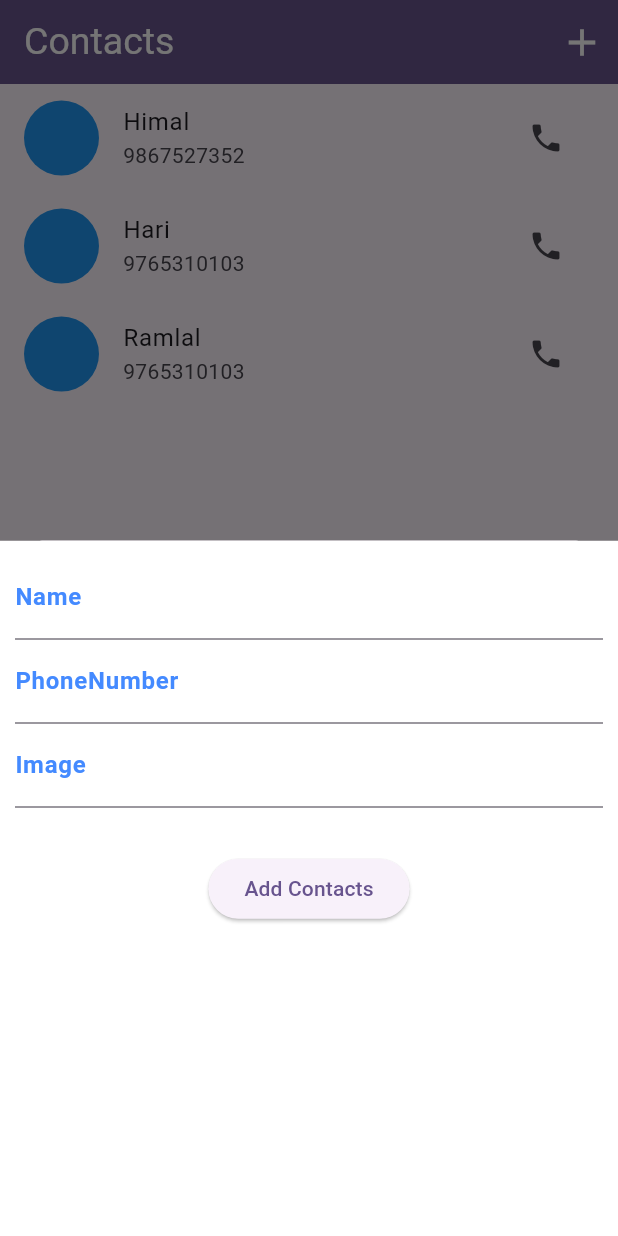
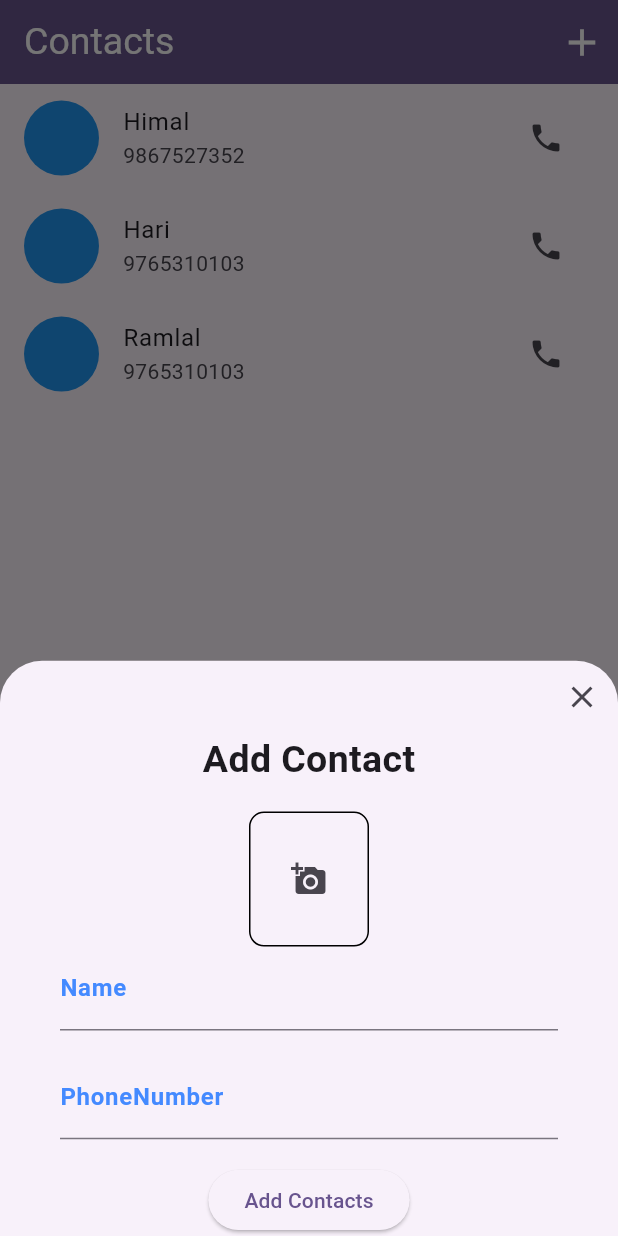
Before and after one commit to Himalf/contact_app, a Flutter app: the screen it shows after launch, after a tap on the "add" icon, on a phone screen of 412 x 824 dp. Run offline on Flutter 3.47's test engine with Material 3 defaults, Android fonts, the phone set to English and light mode, and no system bars; our stand-ins replace image_picker; network calls fail.

```diff
--- a/lib/pages/home_page.dart
+++ b/lib/pages/home_page.dart
@@ -1,6 +1,10 @@
+import 'dart:io';
+
 import 'package:contact/models/contact_model.dart';
 import 'package:contact/models/lat_lng_model.dart';
 import 'package:flutter/material.dart';
+import 'package:image_picker/image_picker.dart';
+import 'package:url_launcher/url_launcher.dart';
 
 class MyHomePage extends StatefulWidget {
   const MyHomePage({super.key});
@@ -10,6 +14,14 @@ class MyHomePage extends StatefulWidget {
 }
 
 class _MyHomePageState extends State<MyHomePage> {
+  Future<void> _makePhoneCall(String phoneNumber) async {
+    final Uri launchUri = Uri(
+      scheme: 'tel',
+      path: phoneNumber,
+    );
+    await launchUrl(launchUri);
+  }
+
   List<ContactModel> contacts = [
     ContactModel(
         name: "Himal",
@@ -30,9 +42,13 @@ class _MyHomePageState extends State<MyHomePage> {
             "https://images.pexels.com/photos/2848028/pexels-photo-2848028.jpeg?auto=compress&cs=tinysrgb&w=1260&h=750&dpr=1",
         position: LatLngModel(latitude: 27.6866, longitude: 27.6866)),
   ];
+  final ImagePicker picker = ImagePicker();
+  File? image;
   @override
   Widget build(BuildContext context) {
     double deviceHeight = MediaQuery.of(context).size.height;
+    double devicewidth = MediaQuery.of(context).size.width;
+
     return Scaffold(
       appBar: AppBar(
         toolbarOpacity: 1,
@@ -49,17 +65,69 @@ class _MyHomePageState extends State<MyHomePage> {
           IconButton(
               onPressed: () {
                 showModalBottomSheet(
+                    isScrollControlled: true,
                     // isDismissible: true,
                     context: context,
-                    builder: (_) => BottomSheet(
-                        onClosing: () {},
-                        builder: (_) => Container(
-                              height: deviceHeight,
-                              color: const Color.fromRGBO(255, 255, 255, 1),
-                              child: Container(
-                                margin: const EdgeInsets.all(10),
+                    builder: (_) =>
+                        StatefulBuilder(builder: (context, setState) {
+                          return Padding(
+                            padding: EdgeInsets.only(
+                                bottom:
+                                    MediaQuery.of(context).viewInsets.bottom),
+                            child: SingleChildScrollView(
                               child: Column(
-                                  mainAxisAlignment: MainAxisAlignment.start,
+                                // mainAxisSize: MainAxisSize.min,
+                                children: [
+                                  Row(
+                                    mainAxisAlignment: MainAxisAlignment.end,
+                                    crossAxisAlignment:
+                                        CrossAxisAlignment.center,
+                                    children: [
+                                      IconButton(
+                                          onPressed: () {},
+                                          icon: Icon(Icons.close))
+                                    ],
+                                  ),
+                                  Text(
+                                    "Add Contact",
+                                    style: TextStyle(
+                                        fontSize: 25,
+                                        fontWeight: FontWeight.bold),
+                                  ),
+                                  SizedBox(
+                                    height: deviceHeight * 0.02,
+                                  ),
+                                  Container(
+                                    height: 90,
+                                    width: 80,
+                                    decoration: BoxDecoration(
+                                        borderRadius: BorderRadius.circular(10),
+                                        border:
+                                            Border.all(color: Colors.black)),
+                                    child: image == null
+                                        ? IconButton(
+                                            onPressed: () async {
+                                              final XFile? pickedImage =
+                                                  await picker.pickImage(
+                                                      source:
+                                                          ImageSource.gallery);
+                                              print(pickedImage!.path);
+                                              setState(() {
+                                                image = File(pickedImage.path);
+                                              });
+                                            },
+                                            icon: Icon(Icons.add_a_photo))
+                                        : Image.file(
+                                            image!,
+                                            fit: BoxFit.cover,
+                                          ),
+                                  ),
+                                  Container(
+                                    padding: const EdgeInsets.symmetric(
+                                        horizontal: 40),
+                                    child: Column(
+                                      mainAxisAlignment:
+                                          MainAxisAlignment.start,
                                       // crossAxisAlignment: CrossAxisAlignment.stretch,
                                       children: [
                                         TextFormField(
@@ -73,36 +141,34 @@ class _MyHomePageState extends State<MyHomePage> {
                                             hintText: "Enter Name of person",
                                           ),
                                         ),
+                                        SizedBox(
+                                          height: deviceHeight * 0.02,
+                                        ),
                                         TextFormField(
                                           decoration: InputDecoration(
                                               label: Text(
                                                 "PhoneNumber",
                                                 style: TextStyle(
                                                     color: Colors.blueAccent,
-                                                fontWeight: FontWeight.bold),
+                                                    fontWeight:
+                                                        FontWeight.bold),
                                               ),
                                               hintText: "Enter Phone number"),
                                         ),
-                                    TextFormField(
-                                      decoration: InputDecoration(
-                                          label: Text(
-                                            "Image",
-                                            style: TextStyle(
-                                                color: Colors.blueAccent,
-                                                fontWeight: FontWeight.bold),
+                                        SizedBox(
+                                          height: deviceHeight * 0.02,
                                         ),
-                                          hintText: "Enter Image URL"),
-                                    ),
-                                    Container(
-                                      margin: EdgeInsets.all(30),
-                                      child: ElevatedButton(
+                                        ElevatedButton(
                                             onPressed: () {},
-                                          child: Text("Add Contacts")),
-                                    )
+                                            child: Text("Add Contacts"))
                                       ],
                                     ),
                                   ),
-                            )));
+                                ],
+                              ),
+                            ),
+                          );
+                        }));
               },
               icon: Icon(
                 Icons.add,
@@ -132,7 +198,9 @@ class _MyHomePageState extends State<MyHomePage> {
               title: Text(contacts[index].name),
               subtitle: Text(contacts[index].phoneNumber),
               trailing: IconButton(
-                onPressed: () {},
+                onPressed: () {
+                  _makePhoneCall(contacts[index].phoneNumber);
+                },
                 icon: Icon(Icons.phone),
               ),
             );
--- a/pubspec.yaml
+++ b/pubspec.yaml
@@ -35,6 +35,8 @@ dependencies:
   # The following adds the Cupertino Icons font to your application.
   # Use with the CupertinoIcons class for iOS style icons.
   cupertino_icons: ^1.0.2
+  url_launcher: ^6.2.2
+  image_picker: ^1.0.5
 
 dev_dependencies:
   flutter_test:
```
Also changed, not shown: pubspec.lock, 5 other files. Lines whose indentation alone changed are shown as unchanged.
